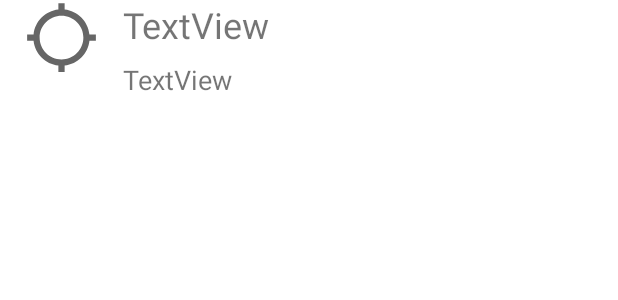
After one commit to rongoldinfeld/trippy, an Android app: the layout fragment_location_details.xml on its own in the app's theme, with its tools: preview values and no code run, on a phone screen of 412 x 824 dp. The commit adds this screen. Shown: the top 300 px of the screen. Run offline under Robolectric (Android 15) with nearby library versions, the phone set to English and light mode, and no system bars.

Commit message:
added detailed trip when clicking one

```diff
--- a/app/src/main/java/com/colman/trippy/Model/Location.java
+++ b/app/src/main/java/com/colman/trippy/Model/Location.java
@@ -1,6 +1,10 @@
 package com.colman.trippy.Model;
 
-public class Location {
+import java.io.Serializable;
+
+public class Location implements Serializable {
+    private static final long serialVersionUID = 1L;
+
     private long dateVisited;
     private String locationName;
     private String imageUrl;
--- a/app/src/main/java/com/colman/trippy/View/Home/Search/TripSearchFragment.java
+++ b/app/src/main/java/com/colman/trippy/View/Home/Search/TripSearchFragment.java
@@ -1,7 +1,5 @@
 package com.colman.trippy.View.Home.Search;
 
-import android.content.Context;
-import android.content.SharedPreferences;
 import android.os.Build;
 import android.os.Bundle;
 import android.view.LayoutInflater;
@@ -13,22 +11,18 @@ import android.widget.ProgressBar;
 import android.widget.SearchView;
 import android.widget.TextView;
 
-import com.colman.trippy.AppConsts;
 import com.colman.trippy.Model.Location;
 import com.colman.trippy.Model.SearchModel;
 import com.colman.trippy.Model.Trip;
 import com.colman.trippy.R;
-import com.colman.trippy.Trippy;
 import com.colman.trippy.ViewModel.SearchViewModel;
 import com.squareup.picasso.Picasso;
 
-import java.util.List;
 import java.util.stream.Collectors;
 
 import androidx.annotation.NonNull;
 import androidx.annotation.RequiresApi;
 import androidx.fragment.app.Fragment;
-import androidx.lifecycle.Observer;
 import androidx.lifecycle.ViewModelProvider;
 import androidx.navigation.Navigation;
 import androidx.recyclerview.widget.LinearLayoutManager;
--- /dev/null
+++ b/app/src/main/res/drawable/ic_baseline_location.xml
@@ -0,0 +1,10 @@
+<vector xmlns:android="http://schemas.android.com/apk/res/android"
+    android:width="24dp"
+    android:height="24dp"
+    android:viewportWidth="24"
+    android:viewportHeight="24"
+    android:tint="?attr/colorControlNormal">
+  <path
+      android:fillColor="@android:color/white"
+      android:pathData="M20.94,11c-0.46,-4.17 -3.77,-7.48 -7.94,-7.94V1h-2v2.06C6.83,3.52 3.52,6.83 3.06,11H1v2h2.06c0.46,4.17 3.77,7.48 7.94,7.94V23h2v-2.06c4.17,-0.46 7.48,-3.77 7.94,-7.94H23v-2h-2.06zM12,19c-3.87,0 -7,-3.13 -7,-7s3.13,-7 7,-7 7,3.13 7,7 -3.13,7 -7,7z"/>
+</vector>
--- /dev/null
+++ b/app/src/main/res/layout/fragment_location_details.xml
@@ -0,0 +1,49 @@
+<?xml version="1.0" encoding="utf-8"?>
+<androidx.constraintlayout.widget.ConstraintLayout xmlns:android="http://schemas.android.com/apk/res/android"
+    xmlns:app="http://schemas.android.com/apk/res-auto"
+    xmlns:tools="http://schemas.android.com/tools"
+    android:id="@+id/frameLayout6"
+    android:layout_width="match_parent"
+    android:layout_height="wrap_content"
+    tools:context=".View.TripDetails.LocationDetailsFragment">
+
+    <ImageView
+        android:id="@+id/imageView2"
+        android:layout_width="50dp"
+        android:layout_height="50dp"
+        android:layout_marginStart="16dp"
+        android:src="@drawable/ic_baseline_location"
+        app:layout_constraintStart_toStartOf="parent"
+        tools:layout_editor_absoluteY="29dp" />
+
+    <LinearLayout
+        android:id="@+id/image_linear_layout"
+        android:layout_width="wrap_content"
+        android:layout_height="150dp"
+        android:layout_marginTop="16dp"
+        android:orientation="vertical"
+        app:layout_constraintBottom_toBottomOf="parent"
+        app:layout_constraintEnd_toEndOf="parent"
+        app:layout_constraintStart_toStartOf="@+id/location_detail_date"
+        app:layout_constraintTop_toBottomOf="@+id/location_detail_date"></LinearLayout>
+
+    <TextView
+        android:id="@+id/location_name"
+        android:layout_width="wrap_content"
+        android:layout_height="wrap_content"
+        android:layout_marginStart="16dp"
+        android:text="TextView"
+        android:textSize="24sp"
+        app:layout_constraintStart_toEndOf="@+id/imageView2"
+        tools:layout_editor_absoluteY="39dp" />
+
+    <TextView
+        android:id="@+id/location_detail_date"
+        android:layout_width="wrap_content"
+        android:layout_height="wrap_content"
+        android:layout_marginTop="8dp"
+        android:text="TextView"
+        android:textSize="18sp"
+        app:layout_constraintStart_toStartOf="@+id/location_name"
+        app:layout_constraintTop_toBottomOf="@+id/location_name" />
+</androidx.constraintlayout.widget.ConstraintLayout>
--- a/app/src/main/res/layout/fragment_trip_details.xml
+++ b/app/src/main/res/layout/fragment_trip_details.xml
@@ -102,11 +102,13 @@
         app:layout_constraintTop_toBottomOf="@id/trip_detail_date_title" />
 
     <androidx.recyclerview.widget.RecyclerView
+        android:id="@+id/trip_detail_location_list"
         android:layout_width="match_parent"
-        android:layout_height="194dp"
+        android:layout_height="wrap_content"
         android:layout_marginEnd="16dp"
         android:layout_marginStart="16dp"
         android:layout_marginTop="24dp"
+        android:paddingBottom="200dp"
         app:layout_constraintEnd_toEndOf="parent"
         app:layout_constraintStart_toStartOf="parent"
         app:layout_constraintTop_toBottomOf="@id/trip_detail_participants_title" />
```
Also changed, not shown: app/src/main/java/com/colman/trippy/View/TripDetails/LocationDetailsFragment.java (added, +21 -0 lines), app/src/main/java/com/colman/trippy/View/TripDetails/TripDetailsFragment.java (+76 -14 lines).
